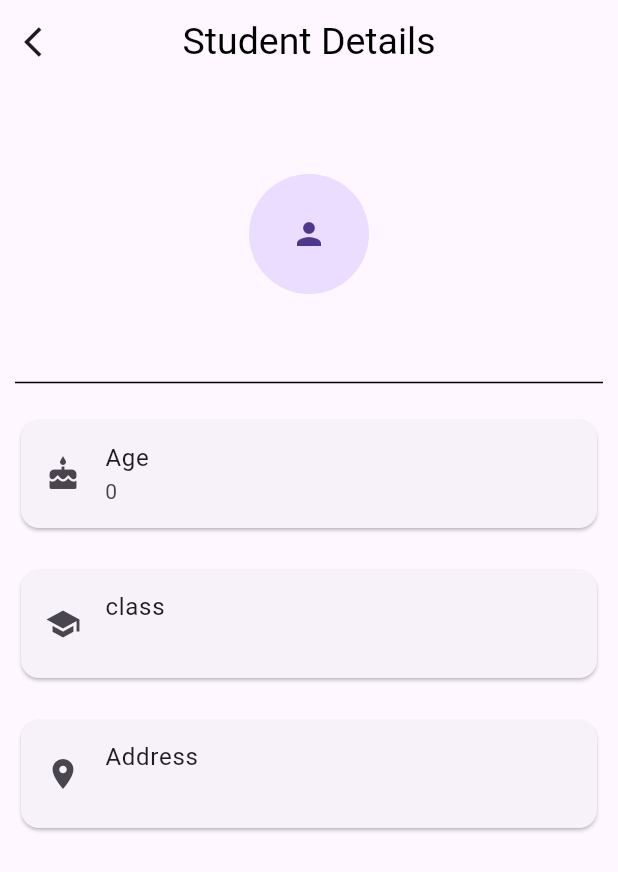
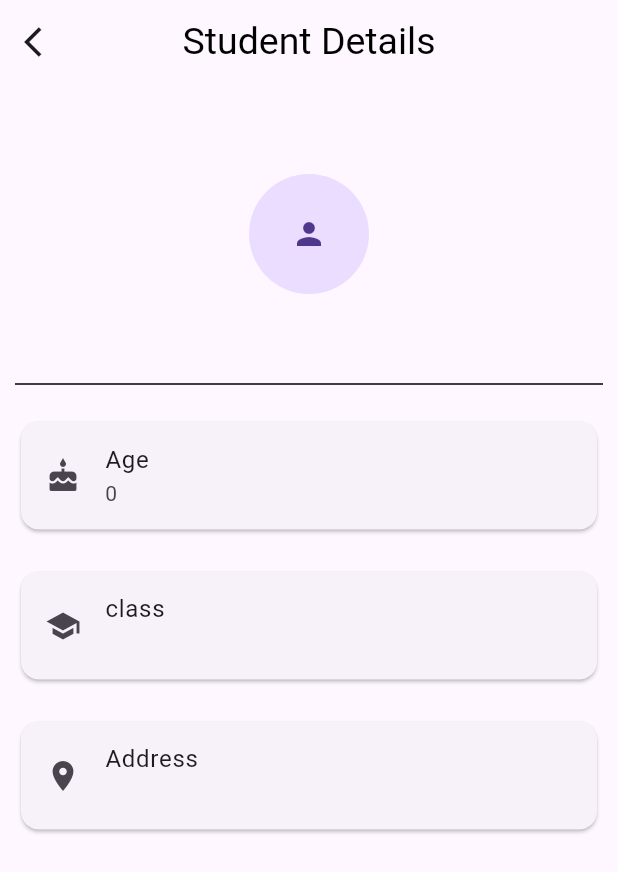
Before and after one commit to shamseernpm-beep/students_managment, a Flutter app: the Details screen opened directly with empty values, on a phone screen of 412 x 824 dp. Shown: the top 872 px of the screen. Run offline on Flutter 3.47's test engine with Material 3 defaults, Android fonts, the phone set to English and light mode, and no system bars; our stand-ins replace hive_flutter; accounts and stored records are empty.

Commit message:
student managment

```diff
--- a/lib/details.dart
+++ b/lib/details.dart
@@ -45,7 +45,7 @@ class _DetailsState extends State<Details> {
                   ],
                 ),
               ),
-              SizedBox(height: 19),
+              SizedBox(height: 20),
               Divider(height: 2, color: Colors.black),
               SizedBox(height: 20),
               Card(
```
